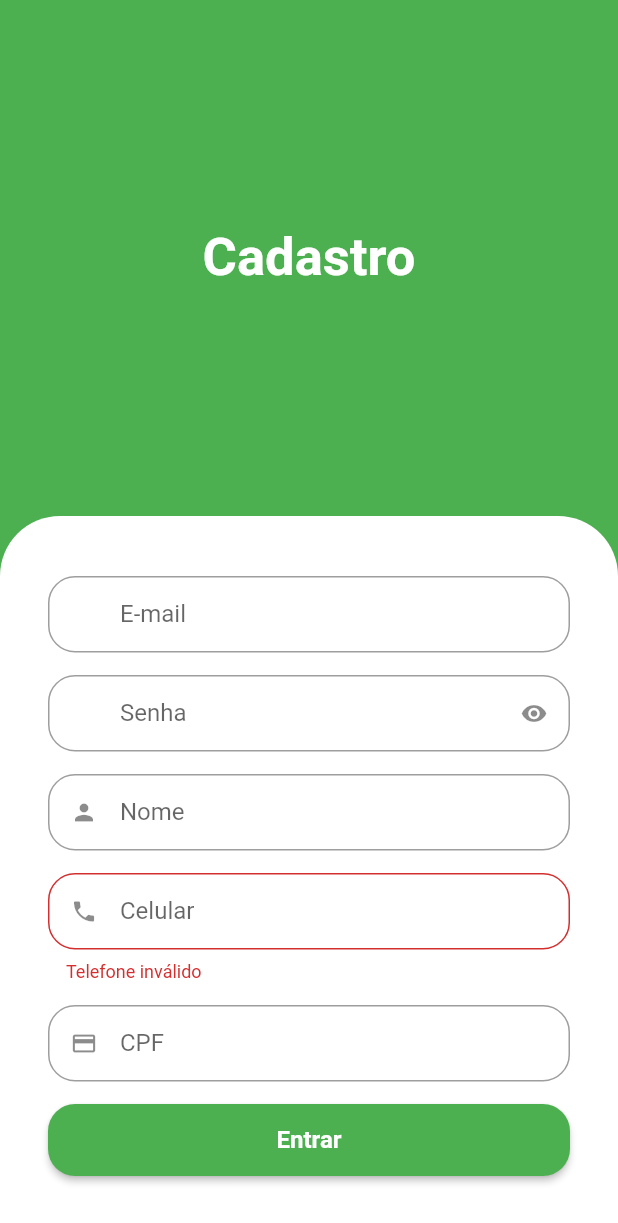
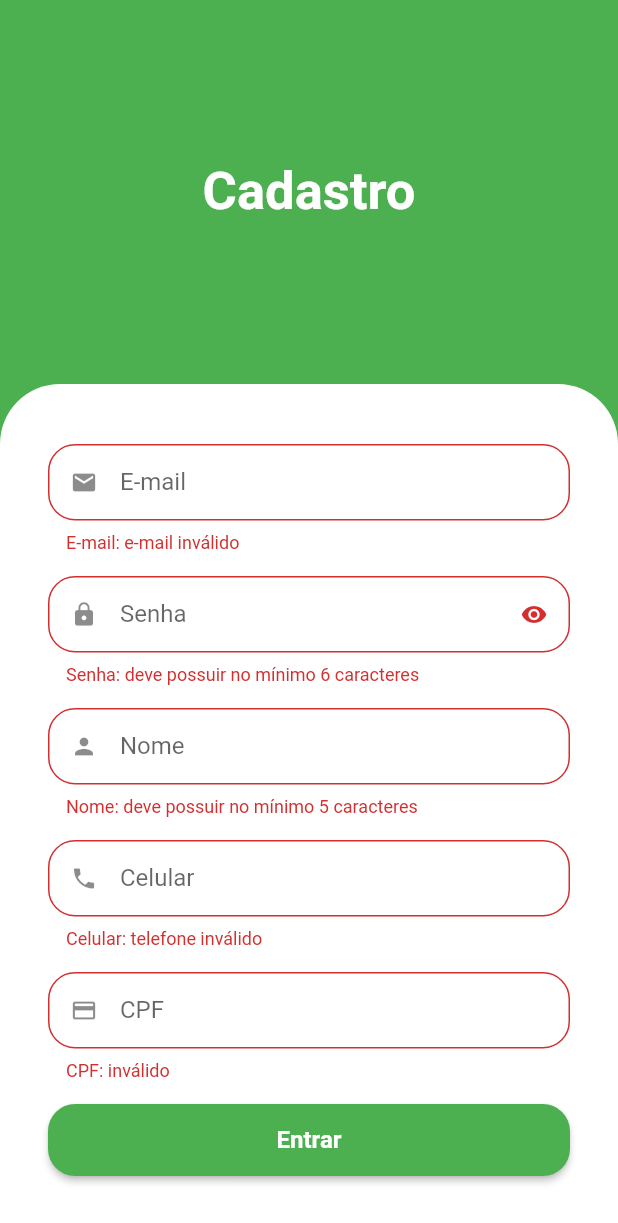
Before and after one commit to uespi-phb/prog4-20242, a Flutter app: the SignUpPage screen opened by its route, after a tap on "Entrar", on a phone screen of 412 x 824 dp. Shown: the top 1223 px of the screen. Run offline on Flutter 3.47's test engine with Material 3 defaults, Android fonts, the phone set to English and light mode, and no system bars; our stand-ins replace animated_text_kit, mask_text_input_formatter.

Commit message:
Aula 2024-11-22

```diff
--- a/grocery/lib/app/app_routes.dart
+++ b/grocery/lib/app/app_routes.dart
@@ -1,4 +1,5 @@
 abstract class AppRoutes {
+  static const main = '/main';
   static const signIn = '/auth/signin';
   static const signUp = '/auth/signun';
 }
--- a/grocery/lib/app/grocery_app.dart
+++ b/grocery/lib/app/grocery_app.dart
@@ -1,9 +1,10 @@
 import 'package:flutter/material.dart';
 import 'package:grocery/app/app_theme.dart';
 
+import './app_routes.dart';
 import '../auth/sign_in_page.dart';
 import '../auth/sign_up_page.dart';
-import './app_routes.dart';
+import '../main/main_page.dart';
 
 class GroceryApp extends StatelessWidget {
   const GroceryApp({super.key});
@@ -13,8 +14,9 @@ class GroceryApp extends StatelessWidget {
     return MaterialApp(
       debugShowCheckedModeBanner: false,
       theme: AppTheme.ligth(Colors.green),
-      initialRoute: AppRoutes.signIn,
+      initialRoute: AppRoutes.main,
       routes: {
+        AppRoutes.main: (_) => const MainPage(),
         AppRoutes.signIn: (_) => SignInPage(),
         AppRoutes.signUp: (_) => SignUpPage(),
       },
--- a/grocery/lib/auth/icon_text_form_field.dart
+++ b/grocery/lib/auth/icon_text_form_field.dart
@@ -1,6 +1,5 @@
 import 'package:flutter/material.dart';
 import 'package:flutter/services.dart';
-import 'package:grocery/utils/validators/phone_validator.dart';
 import 'package:mask_text_input_formatter/mask_text_input_formatter.dart';
 
 import '../utils/validators/validator.dart';
@@ -21,13 +20,17 @@ class IconTextFormField extends StatefulWidget {
   final EdgeInsetsGeometry margin;
   final TextEditingController? controller;
   final Validator? validator;
+  final String? hintText;
+  final InputBorder? border;
 
   const IconTextFormField({
     super.key,
     this.controller,
-    this.validator,
     this.labelText,
     this.icon,
+    this.validator,
+    this.hintText,
+    this.border,
     this.fieldType = IconTextFormFieldType.text,
     this.margin = EdgeInsets.zero,
     this.isSecret = false,
@@ -39,7 +42,6 @@ class IconTextFormField extends StatefulWidget {
 
 class _IconTextFormFieldState extends State<IconTextFormField> {
   TextInputFormatter? inputFormatter;
-  Validator? validator;
   bool obscuredText = false;
 
   @override
@@ -59,24 +61,20 @@ class _IconTextFormFieldState extends State<IconTextFormField> {
       case IconTextFormFieldType.text:
         break;
       case IconTextFormFieldType.password:
-        // validator = _passwordValidator;
         break;
       case IconTextFormFieldType.email:
-        // validator = _emailValidator;
         break;
       case IconTextFormFieldType.phone:
         mask = '(##) #####-####';
         filter = {
           '#': RegExp(r'\d'),
         };
-        validator = PhoneValidator();
         break;
       case IconTextFormFieldType.cpf:
         mask = '###.###.###-##';
         filter = {
           '#': RegExp(r'\d'),
         };
-        // validator = _cpfValidator;
         break;
     }
 
@@ -93,13 +91,14 @@ class _IconTextFormFieldState extends State<IconTextFormField> {
     return Padding(
       padding: widget.margin,
       child: TextFormField(
+        validator: widget.validator?.validate,
         inputFormatters: inputFormatters,
-        validator: validator?.validator,
         controller: widget.controller,
         obscureText: obscuredText,
         decoration: InputDecoration(
           isDense: true,
           labelText: widget.labelText,
+          hintText: widget.hintText,
           prefixIcon: Icon(widget.icon),
           suffixIcon: widget.isSecret
               ? IconButton(
@@ -113,9 +112,10 @@ class _IconTextFormFieldState extends State<IconTextFormField> {
                   ),
                 )
               : null,
-          border: const OutlineInputBorder(
-            borderRadius: BorderRadius.all(Radius.circular(18.0)),
-          ),
+          border: widget.border ??
+              const OutlineInputBorder(
+                borderRadius: BorderRadius.all(Radius.circular(18.0)),
+              ),
         ),
       ),
     );
--- a/grocery/lib/auth/sign_in_page.dart
+++ b/grocery/lib/auth/sign_in_page.dart
@@ -1,8 +1,10 @@
 import 'package:flutter/material.dart';
 import 'package:animated_text_kit/animated_text_kit.dart';
+import 'package:grocery/utils/validators/min_length_validator.dart';
 
+import './icon_text_form_field.dart';
 import '../app/app_routes.dart';
-import './icon_text_form_field.dart';
+import '../utils/validators/email_validator.dart';
 
 class SignInPage extends StatelessWidget {
   final _formKey = GlobalKey<FormState>();
@@ -15,8 +17,6 @@ class SignInPage extends StatelessWidget {
   }
 
   void _validateForm() {
-    debugPrint('_validateForm()');
-
     if (_formKey.currentState?.validate() ?? false) {
       debugPrint('Validation passed');
     } else {
@@ -121,7 +121,9 @@ class SignInPage extends StatelessWidget {
                         child: IconTextFormField(
                           labelText: 'E-mail',
                           fieldType: IconTextFormFieldType.email,
+                          icon: Icons.email,
                           controller: _emailController,
+                          validator: EmailValidator('E-mail'),
                         ),
                       ),
                       // Password Field
@@ -131,7 +133,9 @@ class SignInPage extends StatelessWidget {
                           labelText: 'Senha',
                           fieldType: IconTextFormFieldType.password,
                           isSecret: true,
+                          icon: Icons.lock,
                           controller: _passwordController,
+                          validator: MinLengthValidator('Senha', 6),
                         ),
                       ),
 
--- a/grocery/lib/auth/sign_up_page.dart
+++ b/grocery/lib/auth/sign_up_page.dart
@@ -1,6 +1,12 @@
 import 'package:flutter/material.dart';
+import 'package:grocery/utils/validators/phone_validator.dart';
 
-import 'icon_text_form_field.dart';
+import '../utils/validators/composite_validator.dart';
+import '../utils/validators/cpf_validator.dart';
+import '../utils/validators/max_length_validator.dart';
+import './icon_text_form_field.dart';
+import '../utils/validators/email_validator.dart';
+import '../utils/validators/min_length_validator.dart';
 
 class SignUpPage extends StatelessWidget {
   final _formKey = GlobalKey<FormState>();
@@ -44,34 +50,47 @@ class SignUpPage extends StatelessWidget {
               key: _formKey,
               child: Column(
                 children: [
-                  const IconTextFormField(
+                  IconTextFormField(
                     labelText: 'E-mail',
                     fieldType: IconTextFormFieldType.email,
-                    margin: EdgeInsets.only(bottom: 15.0),
+                    icon: Icons.email,
+                    validator: EmailValidator('E-mail'),
+                    margin: const EdgeInsets.only(bottom: 15.0),
                   ),
-                  const IconTextFormField(
+                  IconTextFormField(
                     labelText: 'Senha',
                     fieldType: IconTextFormFieldType.password,
+                    icon: Icons.lock,
                     isSecret: true,
-                    margin: EdgeInsets.only(bottom: 15.0),
+                    validator: MinLengthValidator('Senha', 6),
+                    margin: const EdgeInsets.only(bottom: 15.0),
                   ),
-                  const IconTextFormField(
+                  IconTextFormField(
                     labelText: 'Nome',
                     icon: Icons.person,
                     fieldType: IconTextFormFieldType.text,
-                    margin: EdgeInsets.only(bottom: 15.0),
+                    validator: CompositeValidator(
+                      'Nome',
+                      [
+                        MinLengthValidator('Nome', 5),
+                        MaxLengthValidator('Nome', 50),
+                      ],
+                    ),
+                    margin: const EdgeInsets.only(bottom: 15.0),
                   ),
-                  const IconTextFormField(
+                  IconTextFormField(
                     labelText: 'Celular',
                     icon: Icons.phone,
                     fieldType: IconTextFormFieldType.phone,
-                    margin: EdgeInsets.only(bottom: 15.0),
+                    validator: PhoneValidator('Celular'),
+                    margin: const EdgeInsets.only(bottom: 15.0),
                   ),
-                  const IconTextFormField(
+                  IconTextFormField(
                     labelText: 'CPF',
                     icon: Icons.credit_card,
                     fieldType: IconTextFormFieldType.cpf,
-                    margin: EdgeInsets.only(bottom: 15.0),
+                    validator: CpfValidator('CPF'),
+                    margin: const EdgeInsets.only(bottom: 15.0),
                   ),
                   ElevatedButton(
                     style: ElevatedButton.styleFrom(
--- /dev/null
+++ b/grocery/lib/models/category.dart
@@ -0,0 +1,12 @@
+enum Category {
+  fruits('Frutas'),
+  vegetables('Legumes'),
+  greens('Verduras'),
+  cereals('Cereais'),
+  grains('Grãos'),
+  seasonings('Temperos');
+
+  const Category(this.name);
+
+  final String name;
+}
--- /dev/null
+++ b/grocery/lib/utils/validators/composite_validator.dart
@@ -0,0 +1,24 @@
+import './validator.dart';
+
+class CompositeValidator extends Validator {
+  final List<Validator> validators;
+
+  CompositeValidator(
+    super.fieldName,
+    this.validators, [
+    super.message = '',
+  ]);
+
+  @override
+  String? validate(String? value) {
+    if (value != null) {
+      for (final validator in validators) {
+        final error = validator.validate(value);
+        if (error != null) {
+          return error;
+        }
+      }
+    }
+    return null;
+  }
+}
--- /dev/null
+++ b/grocery/lib/utils/validators/cpf_validator.dart
@@ -0,0 +1,61 @@
+import './validator.dart';
+
+class CpfValidator extends Validator {
+  CpfValidator(
+    super.fieldName, [
+    super.message = 'inválido',
+  ]);
+
+  @override
+  String? validate(String? value) {
+    if (value != null) {
+      if (!_validateCpf(value)) {
+        return formattedMessage;
+      }
+    }
+    return null;
+  }
+
+  bool _validateCpf(String cpf) {
+    // Remove caracteres não numéricos
+    cpf = cpf.replaceAll(RegExp(r'\D'), '');
+
+    // Verifica o comprimento do CPF
+    if (cpf.length != 11) return false;
+
+    // Verifica se todos os dígitos são iguais
+    if (_allDigitsTheSame(cpf)) return false;
+
+    // Calcula os dígitos verificadores
+    final int digit1 = _calculateDigit(cpf, 10);
+    final int digit2 = _calculateDigit(cpf, 11);
+
+    // Compara os dígitos calculados com os extraídos
+    return '$digit1$digit2' == _extractDigit(cpf);
+  }
+
+  bool _allDigitsTheSame(String cpf) {
+    final String firstDigit = cpf[0];
+    return cpf.split('').every((digit) => digit == firstDigit);
+  }
+
+  int _calculateDigit(String cpf, int factor) {
+    int total = 0;
+
+    // Itera sobre os dígitos e calcula o total ponderado
+    for (int i = 0; i < cpf.length; i++) {
+      if (factor > 1) {
+        total += int.parse(cpf[i]) * factor;
+        factor--;
+      }
+    }
+
+    // Calcula o dígito com base no resto
+    final int remainder = total % 11;
+    return (remainder < 2) ? 0 : 11 - remainder;
+  }
+
+  String _extractDigit(String cpf) {
+    return cpf.substring(9); // Obtém os dois últimos dígitos
+  }
+}
--- /dev/null
+++ b/grocery/lib/utils/validators/email_validator.dart
@@ -0,0 +1,21 @@
+import 'package:grocery/utils/validators/validator.dart';
+
+class EmailValidator extends Validator {
+  static const _emailRegExp =
+      r'^[a-zA-Z0-9._%+-]+@[a-zA-Z0-9.-]+\.[a-zA-Z]{2,}$';
+
+  EmailValidator(
+    super.fieldName, [
+    super.message = 'e-mail inválido',
+  ]);
+
+  @override
+  String? validate(String? value) {
+    if (value != null) {
+      if (!RegExp(_emailRegExp).hasMatch(value)) {
+        return formattedMessage;
+      }
+    }
+    return null;
+  }
+}
--- /dev/null
+++ b/grocery/lib/utils/validators/max_length_validator.dart
@@ -0,0 +1,25 @@
+import './validator.dart';
+
+class MaxLengthValidator extends Validator {
+  final int maxLength;
+
+  MaxLengthValidator(
+    super.fieldName,
+    this.maxLength, [
+    super.message = 'deve possuir no máximo %max caracteres',
+  ]);
+
+  @override
+  String get formattedMessage =>
+      message.replaceAll('%max', maxLength.toString());
+
+  @override
+  String? validate(String? value) {
+    if (value != null) {
+      if (value.length > maxLength) {
+        return formattedMessage;
+      }
+    }
+    return null;
+  }
+}
--- /dev/null
+++ b/grocery/lib/utils/validators/min_length_validator.dart
@@ -0,0 +1,27 @@
+import './validator.dart';
+
+class MinLengthValidator extends Validator {
+  final int minLength;
+
+  MinLengthValidator(
+    super.fieldName,
+    this.minLength, [
+    super.message = 'deve possuir no mínimo %min caracteres',
+  ]);
+
+  @override
+  String get formattedMessage {
+    final errorMessage = message.replaceAll('%min', minLength.toString());
+    return '$fieldName: $errorMessage';
+  }
+
+  @override
+  String? validate(String? value) {
+    if (value != null) {
+      if (value.length < minLength) {
+        return formattedMessage;
+      }
+    }
+    return null;
+  }
+}
--- a/grocery/lib/utils/validators/phone_validator.dart
+++ b/grocery/lib/utils/validators/phone_validator.dart
@@ -1,15 +1,17 @@
 import './validator.dart';
 
-class PhoneValidator implements Validator {
-  @override
-  String get errorMessage => 'Telefone Inválido';
+class PhoneValidator extends Validator {
+  PhoneValidator(
+    super.fieldName, [
+    super.message = 'telefone inválido',
+  ]);
 
   @override
-  String? validator(String? value) {
+  String? validate(String? value) {
     if (value != null) {
-      value = value.replaceAll(RegExp(r'[^\d]'), '');
-      if (value != 10 && value != 11) {
-        return 'Telefone inválido';
+      final cleanedValue = value.replaceAll(RegExp(r'\D'), '');
+      if (cleanedValue.length != 10 || cleanedValue.length != 11) {
+        return formattedMessage;
       }
     }
     return null;
--- a/grocery/lib/utils/validators/validator.dart
+++ b/grocery/lib/utils/validators/validator.dart
@@ -1,4 +1,10 @@
 abstract class Validator {
-  String get errorMessage;
-  String? validator(String? value);
+  final String fieldName;
+  final String message;
+
+  Validator(this.fieldName, this.message);
+
+  String? validate(String? value);
+
+  String get formattedMessage => '$fieldName: $message';
 }
```
Also changed, not shown: grocery/lib/main/home_tab/category_tile.dart (added, +42 -0 lines), grocery/lib/main/home_tab/home_tab.dart (added, +123 -0 lines), grocery/lib/main/main_page.dart (added, +63 -0 lines), grocery/lib/utils/validators/required_validator.dart (+8 -6 lines).
